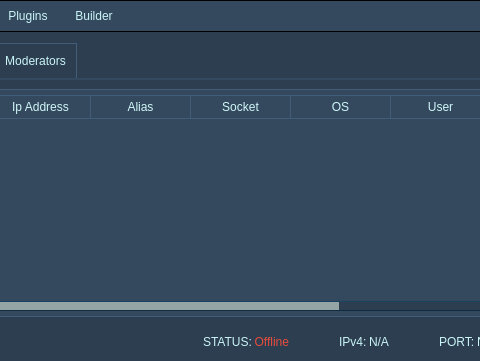
Old version of the form source/gui.ui in the repository 5l1v3r1/Moderat; both pictures show x 134 to 614 and y 0 to 361 of the 794 by 361 pixel window.
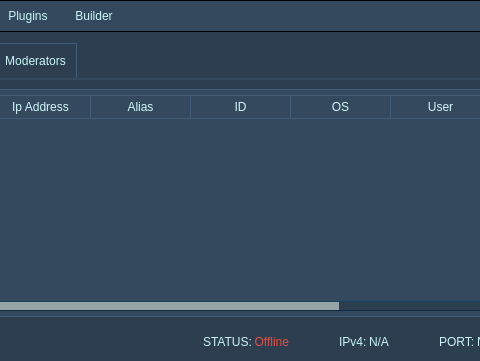
New version of the form. Icons and pictures are not drawn.

Diff of the .ui file:
```diff
--- a/source/gui.ui
+++ b/source/gui.ui
@@ -454,7 +454,7 @@
           </column>
           <column>
            <property name="text">
-            <string>Socket</string>
+            <string>ID</string>
            </property>
           </column>
           <column>
```
Left out of the diff: 2 changed lines with no effect on the pictures.
